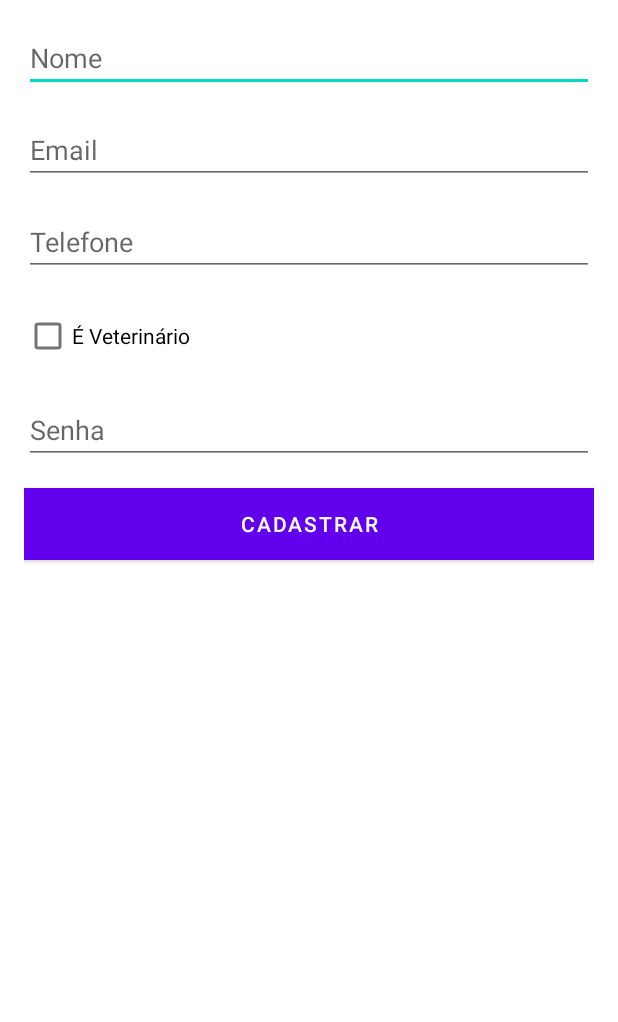
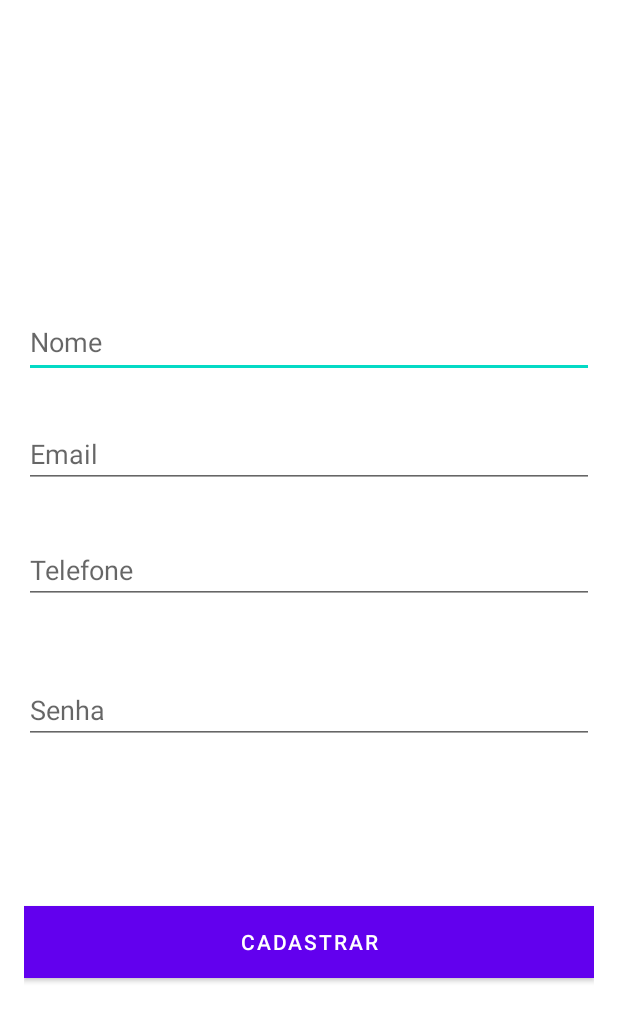
Before and after one commit to jonathanluca/projeto-integrador-4, an Android app: the CadastroActivity screen opened directly, with no data from a screen before it, on a phone screen of 412 x 824 dp. Shown: the top 1022 px of the screen. Run offline under Robolectric (Android 15) with nearby library versions, the phone set to English and light mode, and no system bars.

```diff
--- a/Cliente/cuidaPET/app/build.gradle
+++ b/Cliente/cuidaPET/app/build.gradle
@@ -30,10 +30,16 @@ android {
     kotlinOptions {
         jvmTarget = '1.8'
     }
+    buildFeatures {
+        viewBinding true
+    }
 }
 
 dependencies {
+    def room_version = "2.4.1"
 
+    implementation "androidx.room:room-runtime:$room_version"
+    annotationProcessor "androidx.room:room-compiler:$room_version"
     implementation 'androidx.core:core-ktx:1.7.0'
     implementation 'androidx.appcompat:appcompat:1.3.1'
     implementation 'androidx.appcompat:appcompat:1.6.1'
--- a/Cliente/cuidaPET/app/src/main/java/br/com/pucc/cuida_pet/CadastroActivity.kt
+++ b/Cliente/cuidaPET/app/src/main/java/br/com/pucc/cuida_pet/CadastroActivity.kt
@@ -6,27 +6,22 @@ import android.widget.CheckBox
 import android.widget.EditText
 import android.widget.Toast
 import androidx.appcompat.app.AppCompatActivity
+import br.com.pucc.cuida_pet.databinding.ActivityCadastroBinding
 
 class CadastroActivity : AppCompatActivity() {
-
+    private lateinit var binding:ActivityCadastroBinding
     override fun onCreate(savedInstanceState: Bundle?) {
         super.onCreate(savedInstanceState)
-        setContentView(R.layout.activity_cadastro)
+        binding = ActivityCadastroBinding.inflate(layoutInflater)
+        setContentView(binding.root)
 
-        val btnCadastrar: Button = findViewById(R.id.btnCadastrar)
-
-        btnCadastrar.setOnClickListener {
-            val nome = findViewById<EditText>(R.id.etNome).text.toString()
-            val email = findViewById<EditText>(R.id.etEmailCadastro).text.toString()
-            val telefone = findViewById<EditText>(R.id.etTelefone).text.toString()
-            val senha = findViewById<EditText>(R.id.etSenha).text.toString()
+        binding.btnCadastrar.setOnClickListener {
+            val nome = binding.etNome.text.toString()
+            val email = binding.etEmailCadastro.text.toString()
+            val telefone = binding.etTelefone.text.toString()
+            val senha = binding.etSenha.text.toString()
 
             val userManager = UserManager(this)
-
-
-            // Se o usuário não estiver logado, faça o cadastro
-            val isVeterinario = findViewById<CheckBox>(R.id.chkVeterinario).isChecked
-            val idClinica = if (isVeterinario) findViewById<EditText>(R.id.etIdClinica).text.toString() else ""
 
             // Crie lógica para lidar com o cadastro e outras ações necessárias
             userManager.registerUser(nome, email, telefone, senha)
--- a/Cliente/cuidaPET/app/src/main/java/br/com/pucc/cuida_pet/LoginActivity.kt
+++ b/Cliente/cuidaPET/app/src/main/java/br/com/pucc/cuida_pet/LoginActivity.kt
@@ -26,10 +26,10 @@ class LoginActivity : AppCompatActivity() {
             val email = etEmail.text.toString()
             val password = etPassword.text.toString()
 
-            if (userManager.loginUser(email, password)) {
+            if (email == "teste@email.com" && password == "teste") {
                 startUserActivity()
             } else {
-                showToast("Login failed. Check your credentials.")
+                showToast("Credenciais incorretas, tente novamente!")
             }
         }
     }
--- a/Cliente/cuidaPET/app/src/main/res/layout/activity_cadastro.xml
+++ b/Cliente/cuidaPET/app/src/main/res/layout/activity_cadastro.xml
@@ -1,5 +1,6 @@
 <?xml version="1.0" encoding="utf-8"?>
-<LinearLayout xmlns:android="http://schemas.android.com/apk/res/android"
+<androidx.constraintlayout.widget.ConstraintLayout xmlns:android="http://schemas.android.com/apk/res/android"
+    xmlns:app="http://schemas.android.com/apk/res-auto"
     xmlns:tools="http://schemas.android.com/tools"
     android:layout_width="match_parent"
     android:layout_height="match_parent"
@@ -7,61 +8,67 @@
     android:padding="16dp"
     tools:context=".CadastroActivity">
 
+    <!-- Adicione outros campos conforme necessário -->
+
     <EditText
         android:id="@+id/etNome"
         android:layout_width="match_parent"
         android:layout_height="wrap_content"
+        android:layout_marginBottom="28dp"
+        android:height="48dp"
         android:hint="Nome"
-        android:layout_marginBottom="16dp"/>
+        app:layout_constraintBottom_toTopOf="@+id/etEmailCadastro"
+        app:layout_constraintEnd_toEndOf="parent"
+        app:layout_constraintStart_toStartOf="parent" />
 
     <EditText
         android:id="@+id/etEmailCadastro"
         android:layout_width="match_parent"
         android:layout_height="wrap_content"
+        android:layout_marginBottom="32dp"
+        android:height="48dp"
         android:hint="Email"
         android:inputType="textEmailAddress"
-        android:layout_marginBottom="16dp"/>
+        app:layout_constraintBottom_toTopOf="@+id/etTelefone"
+        tools:layout_editor_absoluteX="16dp" />
 
     <EditText
         android:id="@+id/etTelefone"
         android:layout_width="match_parent"
         android:layout_height="wrap_content"
+        android:layout_marginBottom="16dp"
+        android:height="48dp"
         android:hint="Telefone"
         android:inputType="phone"
-        android:layout_marginBottom="16dp"/>
-
-    <!-- Adicione outros campos conforme necessário -->
-
-    <CheckBox
-        android:id="@+id/chkVeterinario"
-        android:layout_width="wrap_content"
-        android:layout_height="wrap_content"
-        android:text="É Veterinário"
-        android:layout_marginBottom="16dp"/>
-
-    <EditText
-        android:id="@+id/etIdClinica"
-        android:layout_width="match_parent"
-        android:layout_height="wrap_content"
-        android:hint="ID da Clínica"
-        android:layout_marginBottom="16dp"
-        android:visibility="gone"
-        android:layout="@layout/edit_text_style"/>
+        app:layout_constraintBottom_toBottomOf="parent"
+        app:layout_constraintEnd_toEndOf="parent"
+        app:layout_constraintStart_toStartOf="parent"
+        app:layout_constraintTop_toTopOf="parent"
+        app:layout_constraintVertical_bias="0.467" />
 
     <EditText
         android:id="@+id/etSenha"
         android:layout_width="match_parent"
         android:layout_height="wrap_content"
+        android:layout_marginVertical="16dp"
+        android:height="48dp"
         android:hint="Senha"
         android:inputType="textPassword"
-        android:layout_marginBottom="16dp"/>
+        app:layout_constraintBottom_toTopOf="@+id/btnCadastrar"
+        app:layout_constraintTop_toBottomOf="@+id/etTelefone"
+        app:layout_constraintVertical_bias="0.258"
+        tools:layout_editor_absoluteX="7dp" />
 
     <Button
         android:id="@+id/btnCadastrar"
         android:layout_width="match_parent"
         android:layout_height="wrap_content"
+        android:layout_marginBottom="156dp"
+        android:background="?attr/colorPrimary"
         android:text="Cadastrar"
-        android:background="?attr/colorPrimary"
-        android:textColor="@android:color/white"/>
+        android:textColor="@android:color/white"
+        app:layout_constraintBottom_toBottomOf="parent"
+        app:layout_constraintEnd_toEndOf="parent"
+        app:layout_constraintStart_toStartOf="parent" />
 
-</LinearLayout>
+</androidx.constraintlayout.widget.ConstraintLayout>
--- a/Cliente/cuidaPET/app/src/main/res/layout/activity_login.xml
+++ b/Cliente/cuidaPET/app/src/main/res/layout/activity_login.xml
@@ -44,6 +44,7 @@
         android:layout_marginTop="32dp"
         android:layout_marginEnd="32dp"
         android:text="LOGIN"
+        app:cornerRadius="@android:dimen/notification_large_icon_height"
         app:layout_constraintEnd_toEndOf="parent"
         app:layout_constraintStart_toStartOf="parent"
         app:layout_constraintTop_toBottomOf="@+id/etPassword" />
```
Also changed, not shown: Cliente/cuidaPET/app/src/main/AndroidManifest.xml (+6 -8 lines).
